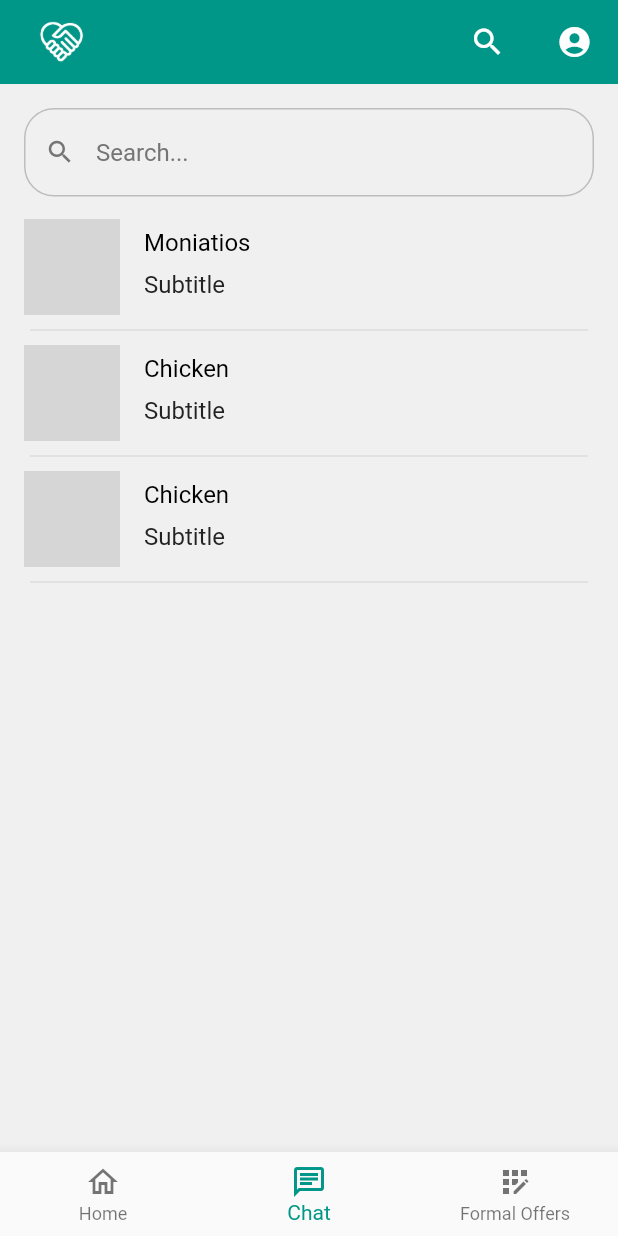
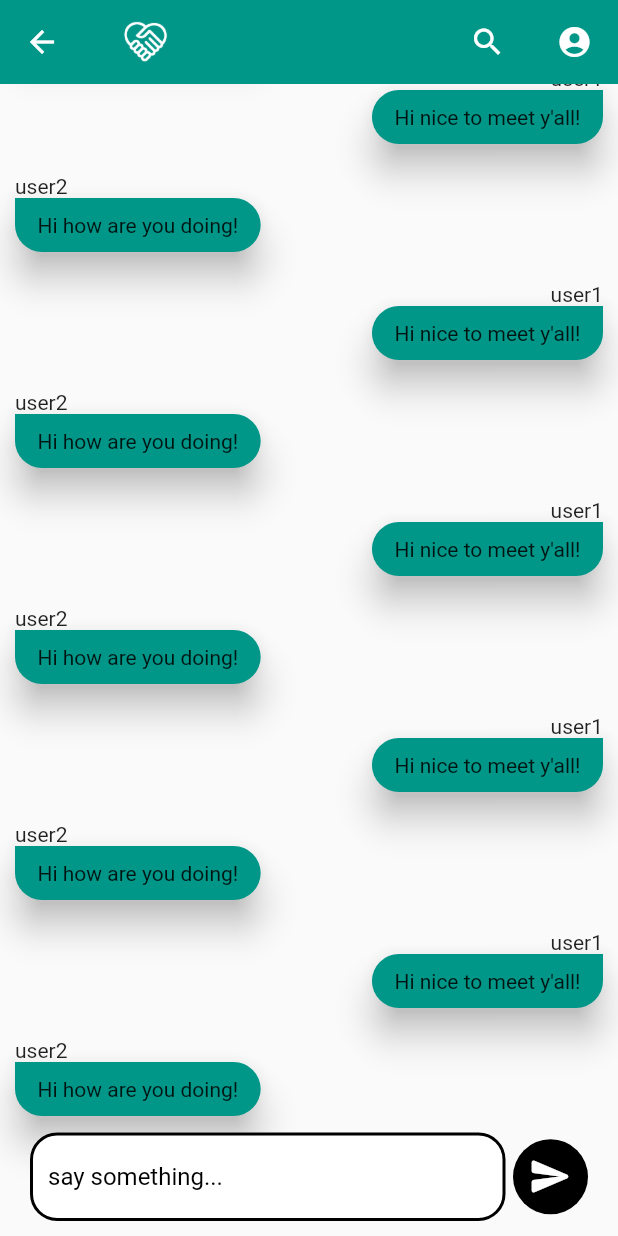
Before and after one commit to commed-it/mobile-app, a Flutter app: the screen it shows after launch, item 2 of the bottom bar chosen, after a tap on "Moniatios", on a phone screen of 412 x 824 dp. Run offline on Flutter 3.47's test engine with Material 2 defaults, Android fonts, the phone set to English and light mode, and no system bars; our stand-ins replace carousel_slider, flutter_redux, redux, simple_animations; generated files the repository leaves out were written again; network calls fail; grey boxes are pictures that could not be loaded.

Commit message:
Chat finished!

```diff
--- a/lib/chat/conversation/conversation_view.dart
+++ b/lib/chat/conversation/conversation_view.dart
@@ -1,10 +1,15 @@
 import 'package:flutter/material.dart';
+import 'package:flutter/rendering.dart';
+import 'package:flutter_app/root/pagecontrol_view.dart';
+import 'package:flutter_app/store/store.dart';
+import 'package:flutter_app/store/theme.dart';
+import 'package:flutter_redux/flutter_redux.dart';
 
-class _Conversation {
-  final bool isMine;
+class _Message {
+  final bool isOther;
   final String username;
 
-  _Conversation(this.isMine, this.username);
+  _Message(this.isOther, this.username);
 
   Color get color => Colors.teal;
 
@@ -14,10 +19,29 @@ class _Conversation {
 }
 
 @immutable
-class ConversationMsmModel implements _Conversation {
+class MessageModel implements _Message {
+  final bool isOther;
+  final String username;
+  final String message;
+
+  const MessageModel(this.isOther, this.username, this.message);
+
+  @override
+  Widget buildWidget() {
+    return Text(message);
+  }
+
+  @override
+  // TODO: implement color
+  Color get color => Colors.teal; // TODO Change
+
+}
+
+@immutable
+class FormalOfferMessage implements _Message {
   @override
   // TODO: implement isMine
-  bool get isMine => throw UnimplementedError();
+  bool get isOther => throw UnimplementedError();
 
   @override
   Widget buildWidget() {
@@ -34,49 +58,131 @@ class ConversationMsmModel implements _Conversation {
   Color get color => throw UnimplementedError();
 }
 
-@immutable
-class ConversationFormalOfferModel implements _Conversation {
-  @override
-  // TODO: implement isMine
-  bool get isMine => throw UnimplementedError();
+class ConversationScreen extends StatelessWidget {
+  final List<_Message> messages;
+
+  const ConversationScreen({Key? key, required this.messages})
+      : super(key: key);
 
   @override
-  Widget buildWidget() {
-    // TODO: implement buildWidget
-    throw UnimplementedError();
+  Widget build(BuildContext context) {
+    return Stack(
+      alignment: AlignmentDirectional.bottomStart,
+      //crossAxisAlignment: CrossAxisAlignment.start,
+      children: [
+        Column(
+          children: [
+            Conversation(messages: messages),
+          ],
+        ),
+        MessageSender(),
+      ],
+    );
+  }
+}
+
+class MessageSender extends StatelessWidget {
+  const MessageSender({Key? key}) : super(key: key);
+
+  @override
+  Widget build(BuildContext context) {
+    return Row(
+      crossAxisAlignment: CrossAxisAlignment.center,
+      children: [
+        Expanded(
+          child: Padding(
+            padding: const EdgeInsets.fromLTRB(20, 10, 0, 10),
+            child: TextField(
+              onChanged: (str) {},
+              cursorColor: Colors.black,
+              cursorHeight: 25,
+              decoration: InputDecoration(
+                  border: buildOutlineInputBorder(),
+                  focusedBorder: buildOutlineInputBorder(),
+                  disabledBorder: buildOutlineInputBorder(),
+                  enabledBorder: buildOutlineInputBorder(),
+                  filled: true,
+                  fillColor: Colors.white,
+                  hintText: 'say something...',
+                  hintStyle: const TextStyle(
+                    color: Colors.black,
+                  )),
+            ),
+          ),
+        ),
+        Padding(
+            padding: const EdgeInsets.fromLTRB(5, 10, 20, 10),
+            child: CircleAvatar(
+              child: IconButton(
+                icon: const Icon(Icons.send_rounded),
+                color: Colors.white,
+                iconSize: 30,
+                onPressed: () {},
+              ),
+              backgroundColor: Colors.black,
+              radius: 25,
+            ))
+      ],
+    );
   }
 
-  @override
-  // TODO: implement username
-  String get username => throw UnimplementedError();
+  OutlineInputBorder buildOutlineInputBorder() {
+    return OutlineInputBorder(
+      borderRadius: BorderRadius.circular(18),
+      borderSide: const BorderSide(color: Colors.black, width: 2),
+    );
+  }
+}
+
+class Conversation extends StatelessWidget {
+  const Conversation({
+    Key? key,
+    required this.messages,
+  }) : super(key: key);
+
+  final List<_Message> messages;
 
   @override
-  // TODO: implement color
-  Color get color => throw UnimplementedError();
+  Widget build(BuildContext context) {
+    return Expanded(
+      child: SingleChildScrollView(
+          reverse: true,
+          child: Column(
+            mainAxisAlignment: MainAxisAlignment.start,
+            children: messages
+                .map((x) => (Row(
+                      mainAxisAlignment: x.isOther
+                          ? MainAxisAlignment.start
+                          : MainAxisAlignment.end,
+                      children: [MessageWidget(message: x)],
+                    )) as Widget)// ITS NOT UNNECESSARY!
+                .toList()
+            ..add(const Padding(padding: EdgeInsets.all(35))),
+          )),
+    );
+  }
 }
 
-class ConversationWidget extends StatelessWidget {
-  final _Conversation conversation;
+class MessageWidget extends StatelessWidget {
+  final _Message message;
 
-  const ConversationWidget({Key? key, required this.conversation})
-      : super(key: key);
+  const MessageWidget({Key? key, required this.message}) : super(key: key);
 
   @override
   Widget build(BuildContext context) {
     return Padding(
       padding: const EdgeInsets.all(10),
       child: Column(
-        crossAxisAlignment: conversation.isMine
-            ? CrossAxisAlignment.start
-            : CrossAxisAlignment.end,
+        crossAxisAlignment:
+            message.isOther ? CrossAxisAlignment.start : CrossAxisAlignment.end,
         children: [
           Text(
-            conversation.username,
+            message.username,
             style: const TextStyle(fontSize: 14),
           ),
           Material(
             elevation: 10,
-            borderRadius: conversation.isMine
+            borderRadius: message.isOther
                 ? const BorderRadius.only(
                     bottomLeft: Radius.circular(20),
                     bottomRight: Radius.circular(20),
@@ -85,10 +191,10 @@ class ConversationWidget extends StatelessWidget {
                     bottomLeft: Radius.circular(20),
                     bottomRight: Radius.circular(20),
                     topLeft: Radius.circular(20)),
-            color: conversation.color,
+            color: message.color,
             child: Padding(
               padding: const EdgeInsets.symmetric(horizontal: 15, vertical: 10),
-              child: conversation.buildWidget(),
+              child: message.buildWidget(),
             ),
           ),
         ],
@@ -96,3 +202,29 @@ class ConversationWidget extends StatelessWidget {
     );
   }
 }
+
+
+class MockConversation extends StatelessWidget {
+  const MockConversation({
+    Key? key,
+  }) : super(key: key);
+
+  @override
+  Widget build(BuildContext context) {
+    return StoreConnector<AppState, CommedTheme>(
+      converter: (sto) => sto.state.theme,
+      builder: (ctx, theme) => Scaffold(
+        appBar: buildAppBar(context, theme),
+        body: ConversationScreen(
+          messages: List.filled(120, [
+            const MessageModel(false, "user1", "Hi nice to meet y'all!"),
+            const MessageModel(true, "user2", "Hi how are you doing!")
+          ]).fold([], (xs, x) {
+            xs.addAll(x);
+            return xs;
+          }),
+        ),
+      ),
+    );
+  }
+}
--- a/lib/chat/listchat_view.dart
+++ b/lib/chat/listchat_view.dart
@@ -1,7 +1,10 @@
 import 'package:flutter/material.dart';
 import 'package:flutter_app/constants.dart';
+import 'package:flutter_app/store/store.dart';
 import 'package:flutter_app/widgets/generic_summary.dart';
 import 'package:flutter_app/widgets/search.dart';
+import 'package:flutter_redux/flutter_redux.dart';
+import 'package:flutter_app/store/actions.dart';
 
 class ChatView extends StatelessWidget {
   ChatView({Key? key}) : super(key: key);
@@ -14,17 +17,24 @@ class ChatView extends StatelessWidget {
           child: Container(
             color: backgroundColor,
             child: SingleChildScrollView(
-              child: Column(
+              child: StoreConnector<AppState, VoidCallback>(
+                converter: (store) => () => store.dispatch(LambdaAction((s) =>
+                    s.copy(
+                        navigatorKey: s.navigatorKey
+                          ..currentState!.pushNamed(Routes.chat)))),
+                builder: (ctx, callback) => Column(
                   children: [
                     Searcher(),
-                  Padding(padding: EdgeInsets.only(top: 5),),
+                    Padding(
+                      padding: EdgeInsets.only(top: 5),
+                    ),
                     GenSummaryButton.only(
                       ratio: 0.8,
                       image: const NetworkImage(
                           "https://images.dog.ceo/breeds/boxer/n02108089_15702.jpg"),
                       title: "Moniatios",
                       subtitle: "Subtitle",
-                    onPressed: () {},
+                      onPressed: callback,
                     ),
                     const ListDivider(),
                     GenSummaryButton.only(
@@ -33,7 +43,7 @@ class ChatView extends StatelessWidget {
                           "https://images.dog.ceo/breeds/pug/n02110958_14996.jpg"),
                       title: "Chicken",
                       subtitle: "Subtitle",
-                    onPressed: () {},
+                      onPressed: callback,
                     ),
                     const ListDivider(),
                     GenSummaryButton.only(
@@ -42,9 +52,11 @@ class ChatView extends StatelessWidget {
                           "https://images.dog.ceo/breeds/pug/n02110958_14996.jpg"),
                       title: "Chicken",
                       subtitle: "Subtitle",
-                      onPressed: () {}),
+                      onPressed: callback,
+                    ),
                     ListDivider(),
                   ],
+                ),
               ),
             ),
           ),
--- a/lib/main.dart
+++ b/lib/main.dart
@@ -1,4 +1,5 @@
 import 'package:flutter/material.dart';
+import 'package:flutter_app/chat/conversation/conversation_view.dart';
 import 'package:flutter_app/login/login_view.dart';
 import 'package:flutter_app/root/root_view.dart';
 import 'package:flutter_app/store/actions.dart';
@@ -43,6 +44,7 @@ class MyApp extends StatelessWidget {
             routes: {
               Routes.home: (c) => const RootWidget(),
               Routes.login: (c) => LoginView(),
+              Routes.chat: (c) => MockConversation(),
             },
             home: const RootWidget(),
           );
--- a/lib/product/home_view.dart
+++ b/lib/product/home_view.dart
@@ -11,10 +11,13 @@ class HomeView extends StatelessWidget {
 
   @override
   Widget build(BuildContext context) {
-    return Container(
-        color: backgroundColor,
-        child: Center(
-            child: Column(
+    return Container(color: backgroundColor, child: buildCenteredHome());
+  }
+
+  Center buildCenteredHome() => Center(child: buildHome());
+
+  Column buildHome() {
+    return Column(
       children: [
         GenericCarrousel(
           getContainer: (Store<AppState> s) {
@@ -45,6 +48,6 @@ class HomeView extends StatelessWidget {
           ],
         )
       ],
-        )));
+    );
   }
 }
--- a/lib/store/actions.dart
+++ b/lib/store/actions.dart
@@ -3,6 +3,7 @@ import 'package:flutter/material.dart';
 class Routes {
   static const String home = "HOME";
   static const String login = "LOGIN";
+  static const String chat = "CHAT";
 
 }
 
```
Also changed, not shown: lib/root/pagecontrol_view.dart (+4 -4 lines). Lines whose indentation alone changed are shown as unchanged.
